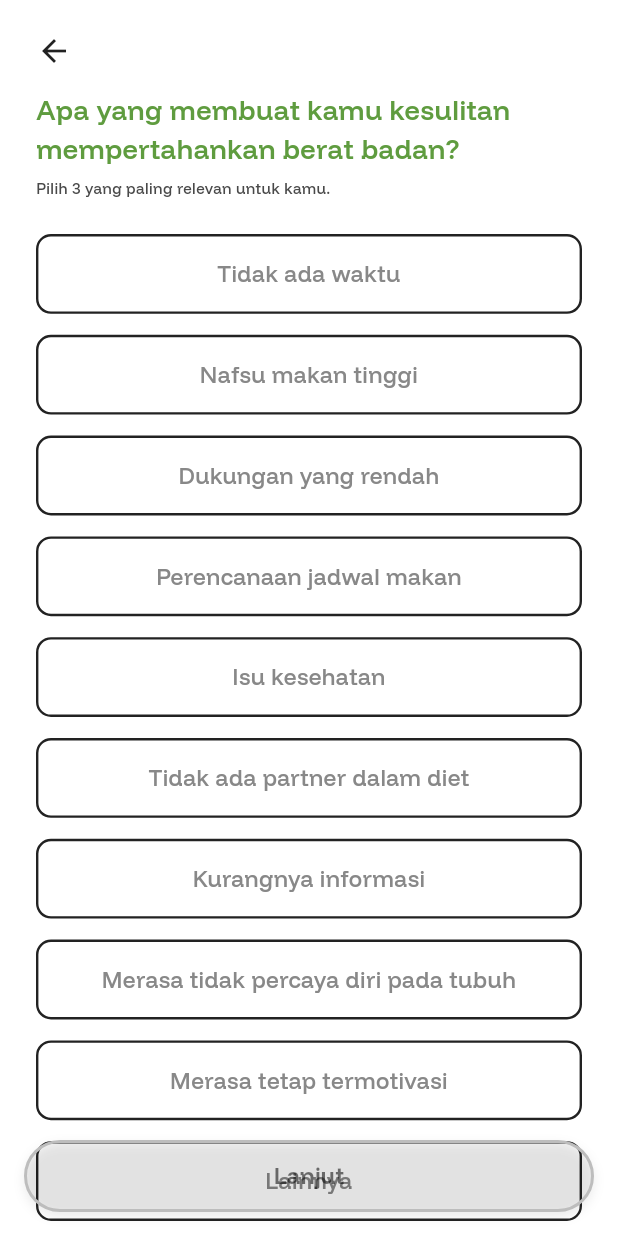
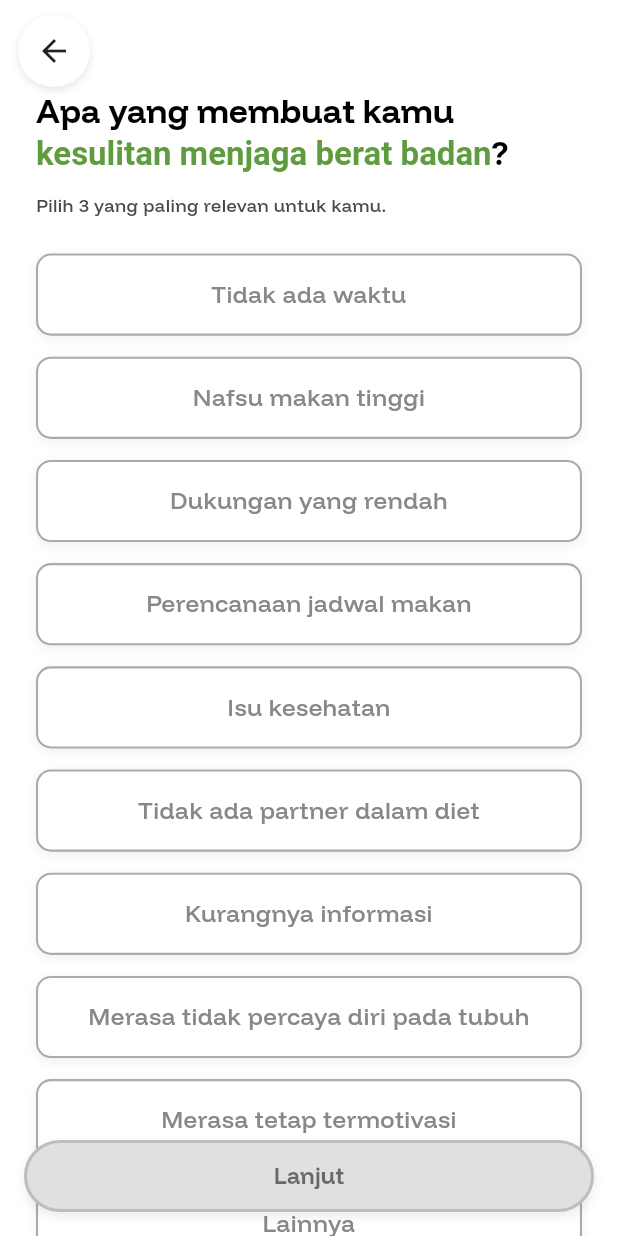
Before and after one commit to dinalarcode/CAPS-2-2025, a Flutter app: the ChallengePage screen opened by its route, on a phone screen of 412 x 824 dp. Run offline on Flutter 3.47's test engine with Material 3 defaults, Android fonts, the light colour scheme and no system bars; our stand-ins replace cloud_firestore, firebase_auth, firebase_core, google_sign_in; accounts and stored records are empty.

Commit message:
Fix challengePage.dart dan welcomePage.dart

```diff
--- a/lib/challengePage.dart
+++ b/lib/challengePage.dart
@@ -1,6 +1,6 @@
 // lib/challengePage.dart
 import 'package:flutter/material.dart';
-import 'package:nutrilink/_onb_helpers.dart';
+import 'package:nutrilink/_onb_helpers.dart' show getDraft, saveDraft, next;
 import 'package:nutrilink/models/user_profile_draft.dart';
 
 // Palet konsisten
@@ -9,6 +9,7 @@ const Color kGreenLight = Color(0xFF7BB662);
 const Color kGreyText = Color(0xFF494949);
 const Color kLightGreyText = Color(0xFF888888);
 const Color kDisabledGrey = Color(0xFFBDBDBD);
+const Color kMutedBorderGrey = Color(0xFFA9ABAD);
 final Color kBaseGreyFill =
     const Color(0xFF000000).withValues(alpha: 0.04);
 
@@ -37,6 +38,18 @@ class _ChallengePageState extends State<ChallengePage> {
 
   // set lokal biar gampang toggle
   final Set<String> _selected = {};
+
+  // Mendapatkan teks target yang dinamis
+  String get _targetText {
+    final target = (draft.target ?? '').toLowerCase();
+    if (target.contains('menurunkan') || target == 'lose') {
+      return 'menurunkan berat badan';
+    } else if (target.contains('menaikkan') || target == 'gain') {
+      return 'menaikkan berat badan';
+    } else {
+      return 'menjaga berat badan';
+    }
+  }
 
   @override
   void didChangeDependencies() {
@@ -68,7 +81,7 @@ class _ChallengePageState extends State<ChallengePage> {
         _selected.add(label);
       }
 
-      // sinkron ke draft setiap kali berubah
+      // simpan sementara di draft (belum push ke server)
       draft.challenges
         ..clear()
         ..addAll(_selected);
@@ -76,6 +89,7 @@ class _ChallengePageState extends State<ChallengePage> {
   }
 
   void _goBack() {
+    // simpan sementara sebelum balik
     saveDraft(context, draft);
     Navigator.pushReplacementNamed(context, '/health-goal');
   }
@@ -90,6 +104,7 @@ class _ChallengePageState extends State<ChallengePage> {
       return;
     }
 
+    // simpan sementara sebelum lanjut
     saveDraft(context, draft);
     next(context, '/height-input', draft);
   }
@@ -106,27 +121,36 @@ class _ChallengePageState extends State<ChallengePage> {
             // ====== KONTEN ======
             Positioned.fill(
               child: SingleChildScrollView(
-                padding:
-                    const EdgeInsets.fromLTRB(24, 60, 24, 160),
+                padding: const EdgeInsets.fromLTRB(24, 60, 24, 160),
                 child: Column(
                   crossAxisAlignment: CrossAxisAlignment.start,
                   children: [
-                    // Judul (mirip style halaman lain)
-                    const Text(
-                      'Apa yang membuat kamu kesulitan mempertahankan berat badan?',
-                      style: TextStyle(
+                    // Judul: ukuran sama seperti targetSelectionPage,
+                    // dengan target yang dinamis
+                    RichText(
+                      text: TextSpan(
+                        style: const TextStyle(
                           fontFamily: 'Funnel Display',
-                        fontSize: 18,
-                        fontWeight: FontWeight.w600,
-                        color: kGreen,
+                          fontSize: 22,
+                          fontWeight: FontWeight.w700,
+                          color: Colors.black,
+                        ),
+                        children: [
+                          const TextSpan(text: 'Apa yang membuat kamu '),
+                          TextSpan(
+                            text: 'kesulitan $_targetText',
+                            style: const TextStyle(color: kGreen),
+                          ),
+                          const TextSpan(text: '?'),
+                        ],
                       ),
                     ),
-                    const SizedBox(height: 6),
+                    const SizedBox(height: 12),
                     const Text(
                       'Pilih 3 yang paling relevan untuk kamu.',
                       style: TextStyle(
                         fontFamily: 'Funnel Display',
-                        fontSize: 10,
+                        fontSize: 12,
                         fontWeight: FontWeight.w500,
                         color: kGreyText,
                       ),
@@ -134,15 +158,16 @@ class _ChallengePageState extends State<ChallengePage> {
                     const SizedBox(height: 24),
 
                     // List pilihan
-                    ..._options.map((o) => Padding(
-                          padding:
-                              const EdgeInsets.only(bottom: 14),
+                    ..._options.map(
+                      (o) => Padding(
+                        padding: const EdgeInsets.only(bottom: 14),
                         child: _ChallengeOptionTile(
                           text: o,
                           selected: _selected.contains(o),
                           onTap: () => _toggleOption(o),
                         ),
-                        )),
+                      ),
+                    ),
 
                     const SizedBox(height: 20),
 
@@ -154,11 +179,10 @@ class _ChallengePageState extends State<ChallengePage> {
                         vertical: 10,
                       ),
                       decoration: BoxDecoration(
-                        color: Colors.white,
+                        color: const Color(0xFFF5F5F5),
                         borderRadius: BorderRadius.circular(16),
                         border: Border.all(
-                          color: kLightGreyText
-                              .withValues(alpha: 0.5),
+                          color: kMutedBorderGrey,
                           width: 1,
                         ),
                         boxShadow: [
@@ -171,8 +195,7 @@ class _ChallengePageState extends State<ChallengePage> {
                         ],
                       ),
                       child: Row(
-                        crossAxisAlignment:
-                            CrossAxisAlignment.start,
+                        crossAxisAlignment: CrossAxisAlignment.center,
                         children: const [
                           Icon(
                             Icons.info_outline,
@@ -199,10 +222,22 @@ class _ChallengePageState extends State<ChallengePage> {
               ),
             ),
 
-            // ====== PANAH BACK (atas kiri, konsisten) ======
+            // ====== PANAH BACK (atas kiri, dengan background putih) ======
             Positioned(
               left: 12,
               top: 10,
+              child: Container(
+                decoration: BoxDecoration(
+                  color: Colors.white,
+                  shape: BoxShape.circle,
+                  boxShadow: [
+                    BoxShadow(
+                      color: Colors.black.withValues(alpha: 0.1),
+                      blurRadius: 4,
+                      offset: const Offset(0, 2),
+                    ),
+                  ],
+                ),
                 child: IconButton(
                   icon: const Icon(
                     Icons.arrow_back,
@@ -213,15 +248,15 @@ class _ChallengePageState extends State<ChallengePage> {
                   onPressed: _goBack,
                 ),
               ),
+            ),
 
-            // ====== TOMBOL LANJUT (bawah) ======
+            // ====== TOMBOL LANJUT (bawah, tidak transparan) ======
             Positioned(
               left: 0,
               right: 0,
               bottom: 16,
               child: Padding(
-                padding: const EdgeInsets.symmetric(
-                    horizontal: 16),
+                padding: const EdgeInsets.symmetric(horizontal: 16),
                 child: GradientButton(
                   text: 'Lanjut',
                   enabled: _nextEnabled,
@@ -249,26 +284,27 @@ class _ChallengeOptionTile extends StatefulWidget {
   final VoidCallback onTap;
 
   @override
-  State<_ChallengeOptionTile> createState() =>
-      _ChallengeOptionTileState();
+  State<_ChallengeOptionTile> createState() => _ChallengeOptionTileState();
 }
 
-class _ChallengeOptionTileState
-    extends State<_ChallengeOptionTile> {
+class _ChallengeOptionTileState extends State<_ChallengeOptionTile> {
   bool isHovered = false;
 
   @override
   Widget build(BuildContext context) {
     final bool sel = widget.selected;
 
-    final Color fill = sel
+    final bool useGradient = sel;
+
+    final Color fallbackFill = isHovered
+        ? kGreen.withValues(alpha: 0.04)
+        : Colors.white;
+
+    final Color borderColor = sel
         ? kGreen
-        : Colors.white;
-    final Color border = sel
-        ? kGreen
-        : Colors.black87;
-    final Color textColor =
-        sel ? Colors.white : kLightGreyText;
+        : (isHovered ? kGreenLight : kMutedBorderGrey);
+
+    final Color textColor = sel ? Colors.white : kLightGreyText;
 
     return MouseRegion(
       onEnter: (_) => setState(() => isHovered = true),
@@ -276,33 +312,38 @@ class _ChallengeOptionTileState
       child: AnimatedContainer(
         duration: const Duration(milliseconds: 160),
         decoration: BoxDecoration(
-          color: fill,
+          gradient: useGradient
+              ? const LinearGradient(
+                  colors: [kGreenLight, kGreen],
+                  begin: Alignment.topLeft,
+                  end: Alignment.bottomRight,
+                )
+              : null,
+          color: useGradient ? null : fallbackFill,
           borderRadius: BorderRadius.circular(10),
           border: Border.all(
-            color: border,
-            width: 1.6,
+            color: borderColor,
+            width: 1.4,
           ),
           boxShadow: [
-            if (isHovered)
             BoxShadow(
-                color: Colors.black
-                    .withValues(alpha: 0.08),
-                blurRadius: 6,
-                offset: const Offset(0, 3),
+              color: Colors.black.withValues(alpha: 0.06),
+              blurRadius: 5,
+              offset: const Offset(0, 2),
             ),
           ],
         ),
         child: InkWell(
-          borderRadius: BorderRadius.circular(20),
+          borderRadius: BorderRadius.circular(10),
           onTap: widget.onTap,
           child: Container(
-            height: 50,
+            height: 52,
             alignment: Alignment.center,
             child: Text(
               widget.text,
               style: TextStyle(
                 fontFamily: 'Funnel Display',
-                fontSize: 15,
+                fontSize: 16, // disamakan dengan page lain
                 fontWeight: FontWeight.w500,
                 color: textColor,
               ),
@@ -329,8 +370,7 @@ class GradientButton extends StatefulWidget {
   });
 
   @override
-  State<GradientButton> createState() =>
-      _GradientButtonState();
+  State<GradientButton> createState() => _GradientButtonState();
 }
 
 class _GradientButtonState extends State<GradientButton> {
@@ -339,8 +379,7 @@ class _GradientButtonState extends State<GradientButton> {
 
   @override
   Widget build(BuildContext context) {
-    final active =
-        widget.enabled && (hover || press);
+    final active = widget.enabled && (hover || press);
 
     final gradient = widget.enabled
         ? LinearGradient(
@@ -353,63 +392,46 @@ class _GradientButtonState extends State<GradientButton> {
         : null;
 
     return MouseRegion(
-      onEnter: (_) =>
-          setState(() => hover = true),
+      onEnter: (_) => setState(() => hover = true),
       onExit: (_) => setState(() {
         hover = false;
         press = false;
       }),
       child: GestureDetector(
         onTapDown: (_) {
-          if (widget.enabled) {
-            setState(() => press = true);
-          }
+          if (widget.enabled) setState(() => press = true);
         },
         onTapUp: (_) {
-          if (widget.enabled) {
-            setState(() => press = false);
-          }
+          if (widget.enabled) setState(() => press = false);
         },
         onTapCancel: () {
-          if (widget.enabled) {
-            setState(() => press = false);
-          }
+          if (widget.enabled) setState(() => press = false);
         },
         child: AnimatedContainer(
-          duration:
-              const Duration(milliseconds: 150),
+          duration: const Duration(milliseconds: 150),
           height: 48,
           decoration: BoxDecoration(
             gradient: gradient,
-            color: widget.enabled
-                ? null
-                : kBaseGreyFill,
-            borderRadius:
-                BorderRadius.circular(24),
+            color: widget.enabled ? null : const Color(0xFFE0E0E0),
+            borderRadius: BorderRadius.circular(24),
             border: Border.all(
-              color: widget.enabled
-                  ? kGreen
-                  : kDisabledGrey,
+              color: widget.enabled ? kGreen : kDisabledGrey,
               width: 2,
             ),
             boxShadow: [
               BoxShadow(
-                color: const Color(0xFF000000)
-                    .withValues(alpha: 0.08),
+                color: const Color(0xFF000000).withValues(alpha: 0.08),
                 blurRadius: 6,
                 offset: const Offset(0, 3),
-              ),
+              )
             ],
           ),
           child: TextButton(
-            onPressed: widget.enabled
-                ? widget.onPressed
-                : null,
+            onPressed: widget.enabled ? widget.onPressed : null,
             style: TextButton.styleFrom(
               padding: EdgeInsets.zero,
               shape: RoundedRectangleBorder(
-                borderRadius:
-                    BorderRadius.circular(24),
+                borderRadius: BorderRadius.circular(24),
               ),
             ),
             child: Center(
@@ -418,9 +440,7 @@ class _GradientButtonState extends State<GradientButton> {
                 style: TextStyle(
                   fontSize: 15,
                   fontWeight: FontWeight.w700,
-                  color: widget.enabled
-                      ? Colors.white
-                      : Colors.black54,
+                  color: widget.enabled ? Colors.white : Colors.black54,
                 ),
               ),
             ),
--- a/lib/welcomePage.dart
+++ b/lib/welcomePage.dart
@@ -257,15 +257,16 @@ class _InteractiveButtonState extends State<InteractiveButton> {
   Widget build(BuildContext context) {
     final bool active = _isHovered || _isPressed;
 
-    final Color fillColor =
-        active ? widget.activeColor : widget.idleFillColor;
-    final Color borderColor =
-        active ? widget.activeColor : widget.idleBorderColor;
     final Color textColor =
         active ? widget.activeTextColor : widget.idleTextColor;
 
     final bool useGradient =
         active && widget.activeGradientColors != null;
+
+    // Untuk border: gunakan warna pertama dari gradient jika aktif
+    final Color borderColor = active
+        ? (widget.activeGradientColors?.first ?? widget.activeColor)
+        : widget.idleBorderColor;
 
     return MouseRegion(
       onEnter: (_) => _setHovered(true),
@@ -278,7 +279,6 @@ class _InteractiveButtonState extends State<InteractiveButton> {
           duration: widget.duration,
           padding: widget.padding,
           decoration: BoxDecoration(
-            color: useGradient ? null : fillColor,
             gradient: useGradient
                 ? LinearGradient(
                     colors: widget.activeGradientColors!,
@@ -286,11 +286,10 @@ class _InteractiveButtonState extends State<InteractiveButton> {
                     end: Alignment.bottomRight,
                   )
                 : null,
+            color: useGradient ? null : (active ? widget.activeColor : widget.idleFillColor),
             borderRadius: BorderRadius.circular(widget.borderRadius),
             border: Border.all(
-              color: useGradient
-                  ? widget.activeGradientColors!.first
-                  : borderColor,
+              color: borderColor,
               width: widget.borderWidth,
             ),
             boxShadow: widget.boxShadow ??
```
Lines whose indentation alone changed are shown as unchanged.
